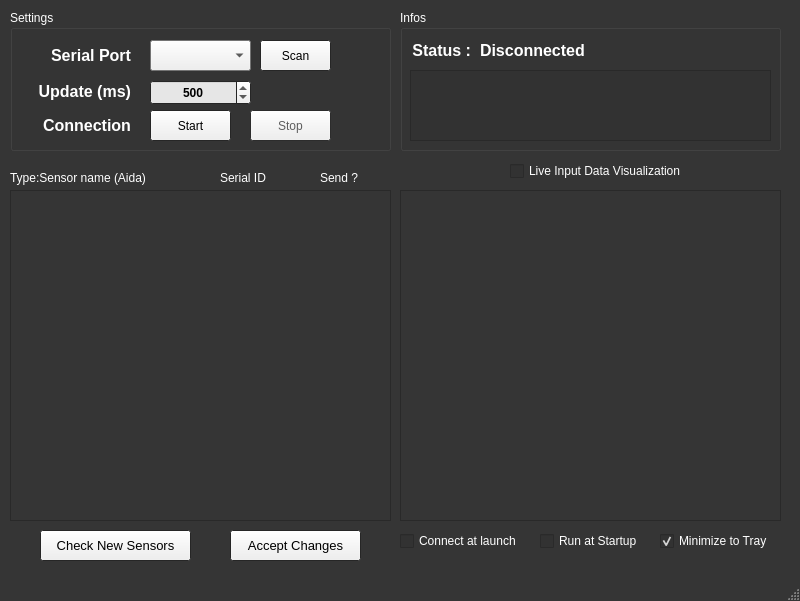
Old version of the form Qt/AidaToSerial/mainwindow.ui in the repository Leizar06001/ESP32_PC_Monitor.
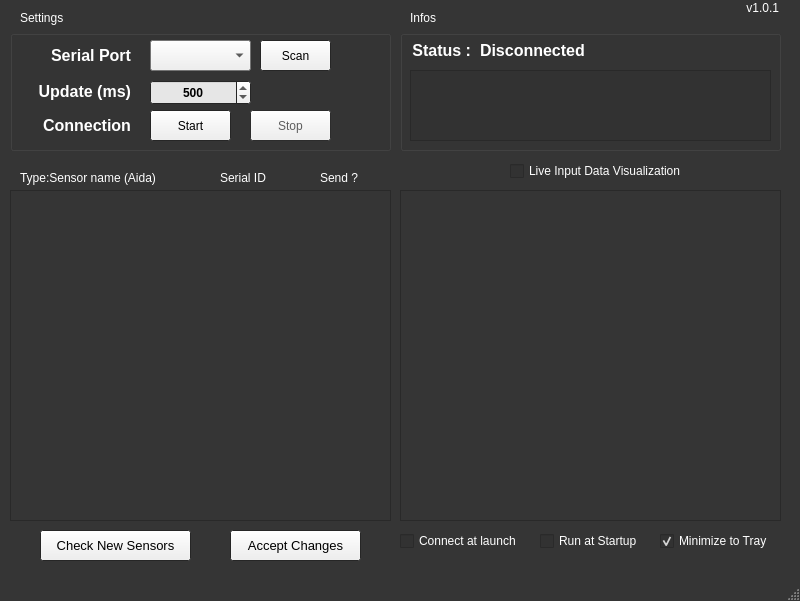
New version of the form.

```diff
--- a/Qt/AidaToSerial/mainwindow.ui
+++ b/Qt/AidaToSerial/mainwindow.ui
@@ -385,9 +385,9 @@
     <property name="geometry">
      <rect>
       <x>10</x>
-      <y>10</y>
+      <y>30</y>
       <width>381</width>
-      <height>141</height>
+      <height>121</height>
      </rect>
     </property>
     <property name="palette">
@@ -418,13 +418,13 @@
      </palette>
     </property>
     <property name="title">
-     <string>Settings</string>
+     <string/>
     </property>
     <widget class="QComboBox" name="boxPorts">
      <property name="geometry">
       <rect>
        <x>140</x>
-       <y>30</y>
+       <y>10</y>
        <width>101</width>
        <height>31</height>
       </rect>
@@ -584,7 +584,7 @@
      <property name="geometry">
       <rect>
        <x>140</x>
-       <y>70</y>
+       <y>50</y>
        <width>101</width>
        <height>25</height>
       </rect>
@@ -699,7 +699,7 @@
      <property name="geometry">
       <rect>
        <x>20</x>
-       <y>35</y>
+       <y>15</y>
        <width>101</width>
        <height>21</height>
       </rect>
@@ -730,7 +730,7 @@
      <property name="geometry">
       <rect>
        <x>20</x>
-       <y>71</y>
+       <y>51</y>
        <width>101</width>
        <height>21</height>
       </rect>
@@ -752,7 +752,7 @@
      <property name="geometry">
       <rect>
        <x>20</x>
-       <y>100</y>
+       <y>80</y>
        <width>101</width>
        <height>31</height>
       </rect>
@@ -774,7 +774,7 @@
      <property name="geometry">
       <rect>
        <x>250</x>
-       <y>30</y>
+       <y>10</y>
        <width>71</width>
        <height>31</height>
       </rect>
@@ -790,7 +790,7 @@
      <property name="geometry">
       <rect>
        <x>140</x>
-       <y>100</y>
+       <y>80</y>
        <width>81</width>
        <height>31</height>
       </rect>
@@ -806,7 +806,7 @@
      <property name="geometry">
       <rect>
        <x>240</x>
-       <y>100</y>
+       <y>80</y>
        <width>81</width>
        <height>31</height>
       </rect>
@@ -907,19 +907,19 @@
     <property name="geometry">
      <rect>
       <x>400</x>
-      <y>10</y>
+      <y>30</y>
       <width>381</width>
-      <height>141</height>
+      <height>121</height>
      </rect>
     </property>
     <property name="title">
-     <string>Infos</string>
+     <string/>
     </property>
     <widget class="QLabel" name="lblStatus">
      <property name="geometry">
       <rect>
        <x>80</x>
-       <y>30</y>
+       <y>10</y>
        <width>291</width>
        <height>21</height>
       </rect>
@@ -941,7 +941,7 @@
      <property name="geometry">
       <rect>
        <x>10</x>
-       <y>30</y>
+       <y>10</y>
        <width>61</width>
        <height>21</height>
       </rect>
@@ -963,7 +963,7 @@
      <property name="geometry">
       <rect>
        <x>10</x>
-       <y>60</y>
+       <y>40</y>
        <width>361</width>
        <height>71</height>
       </rect>
@@ -1138,7 +1138,7 @@
    <widget class="QLabel" name="label_6">
     <property name="geometry">
      <rect>
-      <x>10</x>
+      <x>20</x>
       <y>170</y>
       <width>151</width>
       <height>16</height>
@@ -1234,6 +1234,48 @@
      <bool>false</bool>
     </property>
    </widget>
+   <widget class="QLabel" name="label_5">
+    <property name="geometry">
+     <rect>
+      <x>730</x>
+      <y>0</y>
+      <width>49</width>
+      <height>16</height>
+     </rect>
+    </property>
+    <property name="text">
+     <string>v1.0.1</string>
+    </property>
+    <property name="alignment">
+     <set>Qt::AlignRight|Qt::AlignTrailing|Qt::AlignVCenter</set>
+    </property>
+   </widget>
+   <widget class="QLabel" name="label_9">
+    <property name="geometry">
+     <rect>
+      <x>20</x>
+      <y>10</y>
+      <width>151</width>
+      <height>16</height>
+     </rect>
+    </property>
+    <property name="text">
+     <string>Settings</string>
+    </property>
+   </widget>
+   <widget class="QLabel" name="label_10">
+    <property name="geometry">
+     <rect>
+      <x>410</x>
+      <y>10</y>
+      <width>151</width>
+      <height>16</height>
+     </rect>
+    </property>
+    <property name="text">
+     <string>Infos</string>
+    </property>
+   </widget>
   </widget>
   <widget class="QMenuBar" name="menubar">
    <property name="geometry">
```
